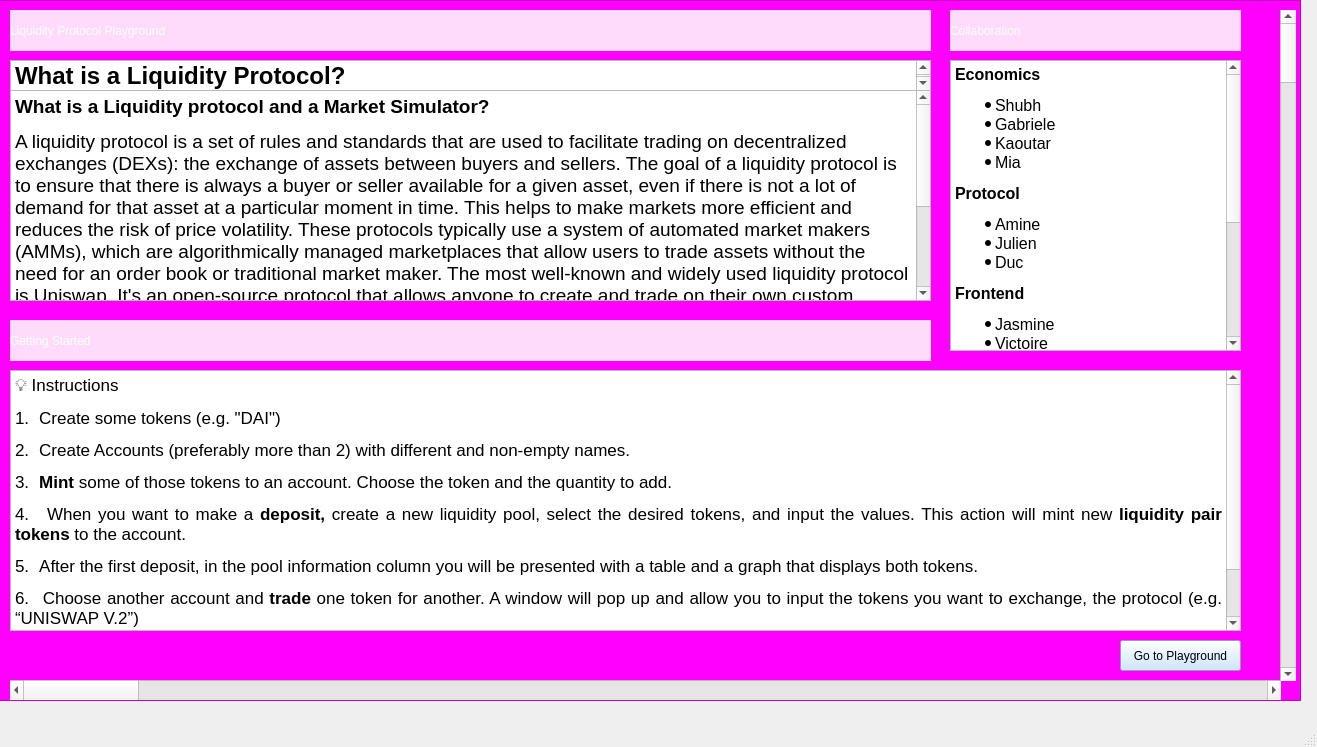
First picture: the form in introductorywindow.ui, repository LiquidityProtocol/AMM-Simulator, before the edit.
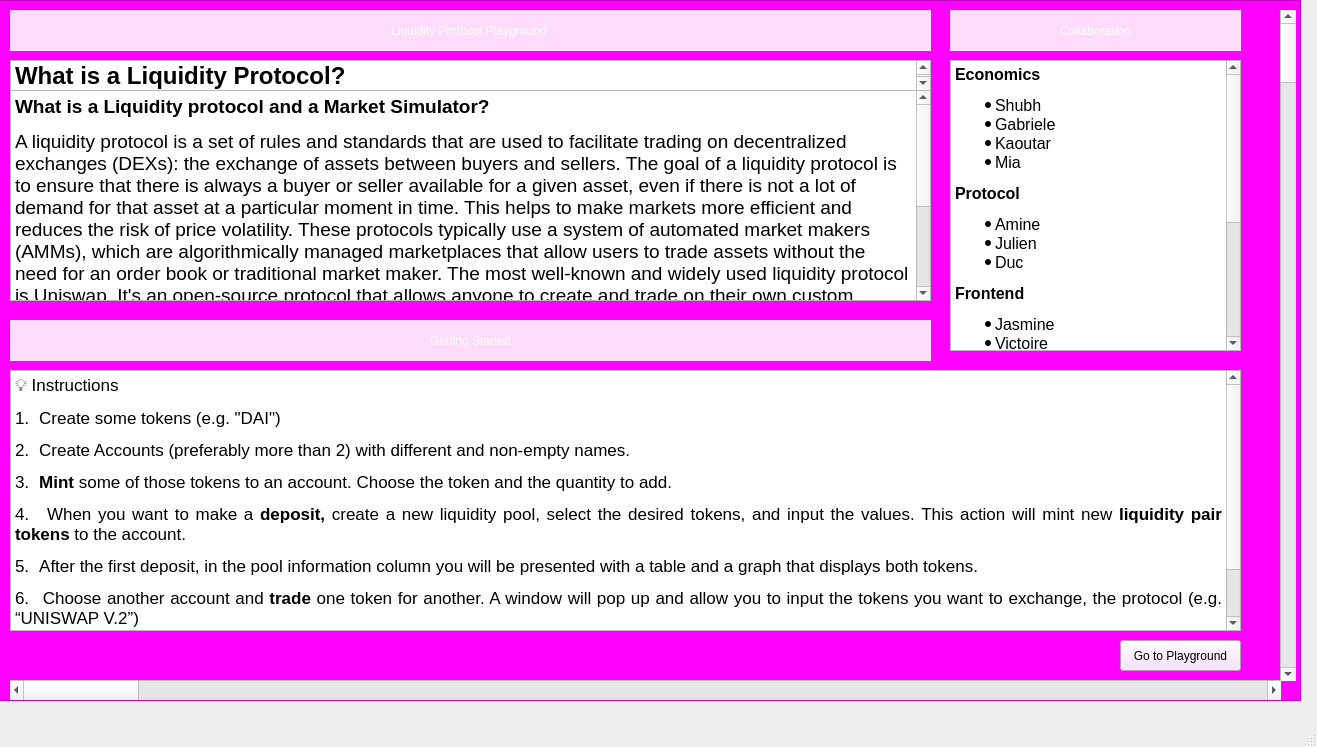
Second picture: the form after the edit.

Commit message: Small changes in introductory window (button, text alignment))

Diff of the .ui file:
```diff
--- a/introductorywindow.ui
+++ b/introductorywindow.ui
@@ -27,7 +27,7 @@
      <cursorShape>PointingHandCursor</cursorShape>
     </property>
     <property name="styleSheet">
-     <string notr="true">background-color: rgb(192, 225, 255);</string>
+     <string notr="true">background-color: rgb(254, 219, 251);</string>
     </property>
     <property name="text">
      <string>Go to Playground</string>
@@ -51,6 +51,9 @@
     <property name="text">
      <string>Liquidity Protocol Playground </string>
     </property>
+    <property name="alignment">
+     <set>Qt::AlignCenter</set>
+    </property>
    </widget>
    <widget class="QTextBrowser" name="textBrowser">
     <property name="geometry">
@@ -94,6 +97,9 @@
     <property name="text">
      <string>Getting Started</string>
     </property>
+    <property name="alignment">
+     <set>Qt::AlignCenter</set>
+    </property>
    </widget>
    <widget class="QLabel" name="label_4">
     <property name="geometry">
@@ -113,6 +119,9 @@
     <property name="text">
      <string>Collaboration</string>
     </property>
+    <property name="alignment">
+     <set>Qt::AlignCenter</set>
+    </property>
    </widget>
    <widget class="QTextBrowser" name="textBrowser_2">
     <property name="geometry">
```
